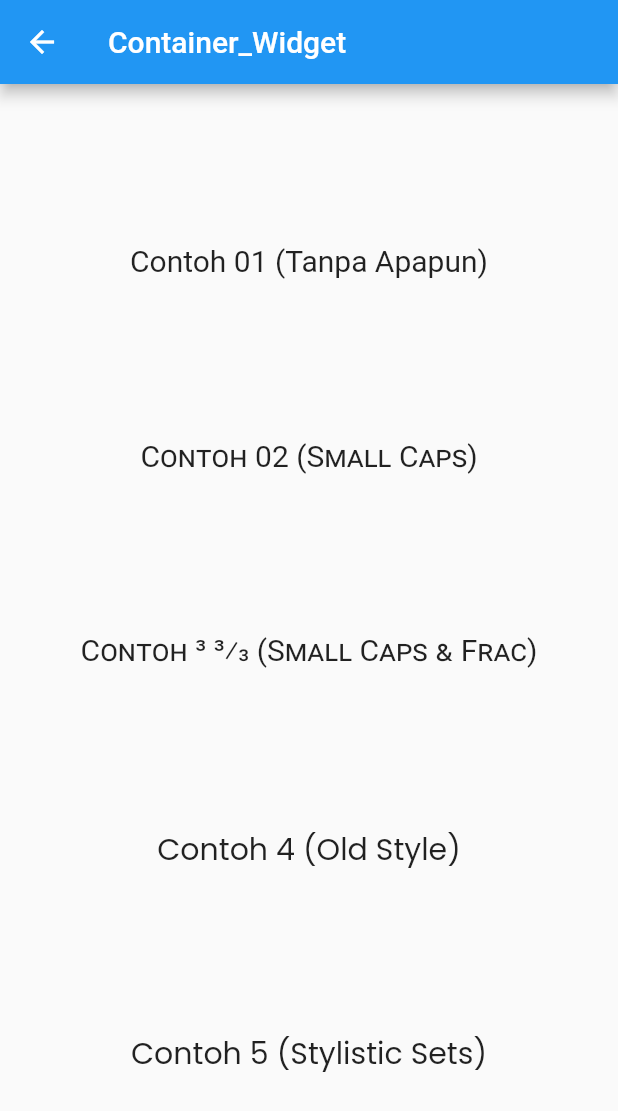
After one commit to sampurnoaji/flutter_erico_chapter_1, a Flutter app: the FontFeaturesPage screen opened directly, on a phone screen of 412 x 824 dp. The commit adds this screen. Shown: the top 1111 px of the screen. Run offline on Flutter 3.47's test engine with Material 2 defaults, Android fonts, the phone set to English and light mode, and no system bars; our stand-ins replace audioplayers, qr_flutter.

Commit message:
font features

```diff
--- a/lib/lesson.dart
+++ b/lib/lesson.dart
@@ -22,5 +22,6 @@ enum Lesson {
   QR_Code,
   Button_Rhomb,
   Gradient_Opacity,
-  Audio_Player
+  Audio_Player,
+  Font_Features
 }
--- /dev/null
+++ b/lib/lesson/font_features_page.dart
@@ -0,0 +1,49 @@
+import 'dart:ui';
+
+import 'package:erico_intro/lesson.dart';
+import 'package:flutter/material.dart';
+
+class FontFeaturesPage extends StatelessWidget {
+  @override
+  Widget build(BuildContext context) {
+    return Scaffold(
+        appBar: AppBar(
+          title: Text(Lesson.Container_Widget.name),
+        ),
+        body: Center(
+          child: Column(
+            mainAxisAlignment: MainAxisAlignment.spaceEvenly,
+            children: [
+              Text(
+                'Contoh 01 (Tanpa Apapun)',
+                style: TextStyle(fontSize: 20),
+              ),
+              Text(
+                'Contoh 02 (Small Caps)',
+                style: TextStyle(
+                    fontSize: 20, fontFeatures: [FontFeature.enable('smcp')]),
+              ),
+              Text(
+                'Contoh 3 3/3 (Small Caps & Frac)',
+                style: TextStyle(fontSize: 20, fontFeatures: [
+                  FontFeature.enable('smcp'),
+                  FontFeature.enable('frac')
+                ]),
+              ),
+              Text(
+                'Contoh 4 (Old Style)',
+                style: TextStyle(fontSize: 20, fontFamily: 'Poppins',fontFeatures: [
+                  FontFeature.oldstyleFigures()
+                ]),
+              ),
+              Text(
+                'Contoh 5 (Stylistic Sets)',
+                style: TextStyle(fontSize: 20, fontFamily: 'Poppins',fontFeatures: [
+                  FontFeature.stylisticSet(10)
+                ]),
+              ),
+            ],
+          ),
+        ));
+  }
+}
--- a/lib/main.dart
+++ b/lib/main.dart
@@ -8,6 +8,7 @@ import 'package:erico_intro/lesson/column_widget.dart';
 import 'package:erico_intro/lesson/container_widget.dart';
 import 'package:erico_intro/lesson/draggable.dart';
 import 'package:erico_intro/lesson/flexible_widget.dart';
+import 'package:erico_intro/lesson/font_features_page.dart';
 import 'package:erico_intro/lesson/gradient_opacity_page.dart';
 import 'package:erico_intro/lesson/hero_cliprrect_widget.dart';
 import 'package:erico_intro/lesson/image_widget.dart';
@@ -96,6 +97,8 @@ class MainPage extends StatelessWidget {
                             return GradientOpacityPage();
                           case Lesson.Audio_Player:
                             return AudioPlayerPage();
+                          case Lesson.Font_Features:
+                            return FontFeaturesPage();
                         }
                       }));
                     },
--- a/pubspec.yaml
+++ b/pubspec.yaml
@@ -35,7 +35,7 @@ dependencies:
   # Use with the CupertinoIcons class for iOS style icons.
   cupertino_icons: ^1.0.2
   qr_flutter: ^4.0.0
-  barcode_scan: ^3.0.1
+  #barcode_scan: ^3.0.1
   audioplayers: ^0.20.1
 
 dev_dependencies:
```
Also changed, not shown: lib/lesson/qrcode_page.dart (+22 -22 lines), pubspec.lock.
